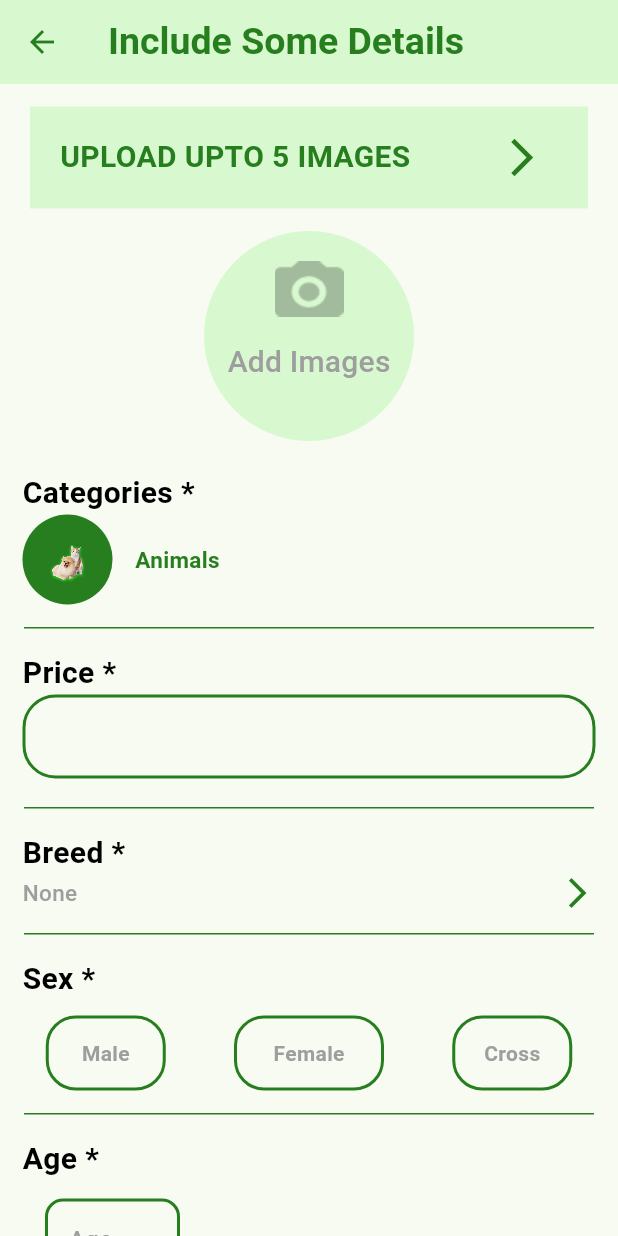
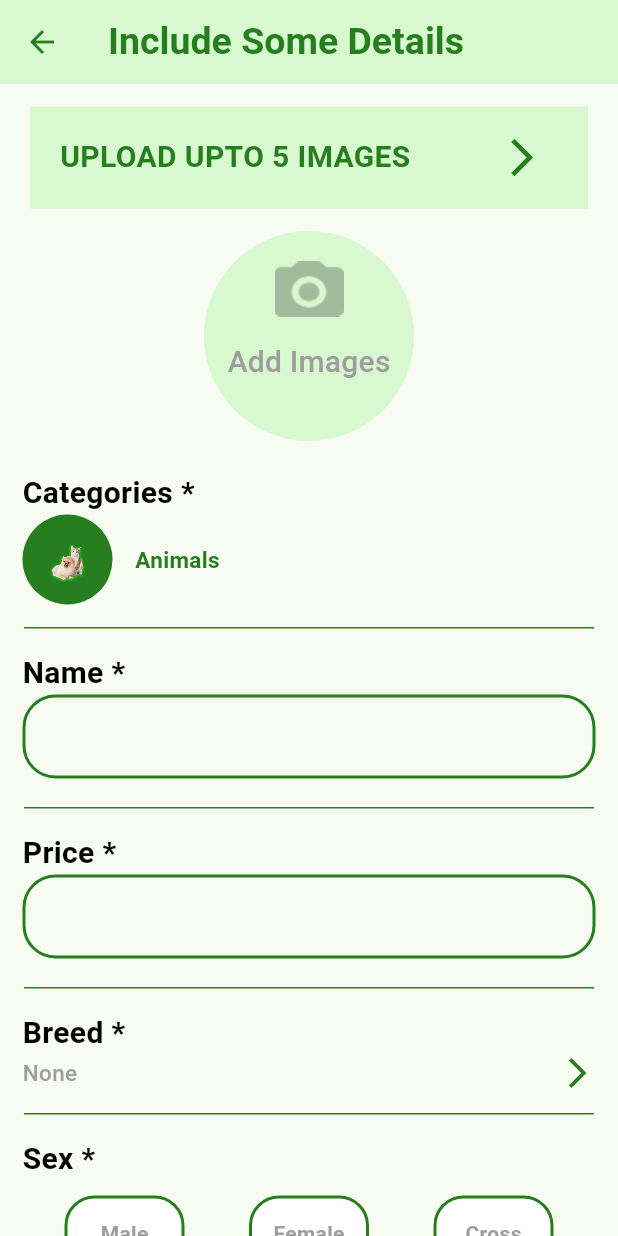
Before and after one commit to mustafalada36/pet_app, a Flutter app: the adDetails screen opened directly, on a phone screen of 412 x 824 dp. Run offline on Flutter 3.47's test engine with Material 3 defaults, Android fonts, the phone set to English and light mode, and no system bars; our stand-ins replace cloud_firestore, curved_navigation_bar, firebase_auth, firebase_core, google_fonts; accounts and stored records are empty.

Commit message:
better getstarted

```diff
--- a/lib/Screens/adDetails.dart
+++ b/lib/Screens/adDetails.dart
@@ -13,6 +13,23 @@ class adDetails extends StatefulWidget {
 }
 
 class _adDetailsState extends State<adDetails> {
+  String selectedBreed = "None";
+  String selectedGender = "";
+  String selectedVaccine = "";
+
+  // Function to update selected gender
+  void _selectGender(String gender) {
+    setState(() {
+      selectedGender = gender;
+    });
+  }
+
+  void _selectVaccine(String vaccine) {
+    setState(() {
+      selectedVaccine = vaccine;
+    });
+  }
+
   @override
   Widget build(BuildContext context) {
     return Scaffold(
@@ -129,6 +146,18 @@ class _adDetailsState extends State<adDetails> {
 
             const lineWidget(),
             const SizedBox(height: 15),
+            textHeading(text: "Name *"),
+            Padding(
+              padding: const EdgeInsets.symmetric(horizontal: 15),
+              child: customTextField(
+                width: double.infinity,
+                height: 60,
+              ),
+            ),
+            const SizedBox(height: 15),
+            const lineWidget(),
+
+            const SizedBox(height: 15),
 
             textHeading(text: "Price *"),
             Padding(
@@ -142,28 +171,74 @@ class _adDetailsState extends State<adDetails> {
             const lineWidget(),
             const SizedBox(height: 15),
             textHeading(text: "Breed *"),
-            const Row(
+            GestureDetector(
+              onTap: () {
+                // Show a modal bottom sheet with options
+                showModalBottomSheet(
+                  context: context,
+                  builder: (BuildContext context) {
+                    return Container(
+                      padding: const EdgeInsets.all(10),
+                      child: Column(
+                        mainAxisSize: MainAxisSize.min,
+                        children: [
+                          ListTile(
+                            title: const Text("Cat"),
+                            onTap: () {
+                              setState(() {
+                                selectedBreed = "Cat";
+                              });
+                              Navigator.pop(
+                                  context); // Close the bottom sheet
+                            },
+                          ),
+                          ListTile(
+                            title: const Text("Dog"),
+                            onTap: () {
+                              setState(() {
+                                selectedBreed = "Dog";
+                              });
+                              Navigator.pop(context);
+                            },
+                          ),
+                          ListTile(
+                            title: const Text("Rabbit"),
+                            onTap: () {
+                              setState(() {
+                                selectedBreed = "Rabbit";
+                              });
+                              Navigator.pop(context);
+                            },
+                          ),
+                        ],
+                      ),
+                    );
+                  },
+                );
+              },
+              child: Row(
                 mainAxisAlignment: MainAxisAlignment.spaceBetween,
                 children: [
                   Padding(
-                  padding: EdgeInsets.symmetric(horizontal: 15),
+                    padding: const EdgeInsets.symmetric(horizontal: 15),
                     child: Text(
-                    "None",
-                    style: TextStyle(
+                      selectedBreed, // Display the selected breed
+                      style: const TextStyle(
                         fontWeight: FontWeight.w500,
                         fontSize: 15,
                         color: Colors.grey,
                       ),
                     ),
                   ),
-                Padding(
+                  const Padding(
                     padding: EdgeInsets.symmetric(horizontal: 15),
                     child: Icon(
                       Icons.arrow_forward_ios_outlined,
                       color: primaryColor,
                     ),
-                )
+                  ),
                 ],
+              ),
             ),
             const SizedBox(height: 15),
             const lineWidget(),
@@ -173,61 +248,77 @@ class _adDetailsState extends State<adDetails> {
             Row(
               mainAxisAlignment: MainAxisAlignment.spaceEvenly,
               children: [
-                Padding(
-                  padding: const EdgeInsets.symmetric(horizontal: 15),
-                  child: GestureDetector(
-                    onTap: () {},
+                GestureDetector(
+                  onTap: () => _selectGender("Male"),
                   child: Container(
                     width: 80,
                     height: 50,
                     decoration: BoxDecoration(
                       borderRadius: BorderRadius.circular(20),
-                          border: Border.all(color: primaryColor, width: 2)),
-                      child: const Center(
+                      color: selectedGender == "Male"
+                          ? primaryColor
+                          : Colors.white, // Dynamic color
+                      border: Border.all(color: primaryColor, width: 2),
+                    ),
+                    child: Center(
                       child: Text(
                         "Male",
                         style: TextStyle(
-                              color: Colors.grey,
-                              fontWeight: FontWeight.bold),
+                          color: selectedGender == "Male"
+                              ? Colors.white
+                              : Colors.grey, // Dynamic text color
+                          fontWeight: FontWeight.bold,
                         ),
                       ),
                     ),
                   ),
                 ),
-                Padding(
-                  padding: const EdgeInsets.symmetric(horizontal: 15),
+                GestureDetector(
+                  onTap: () => _selectGender("Female"),
                   child: Container(
-                    width: 100, // Width from the original customTextField
-                    height: 50, // Height from the original customTextField
+                    width: 80,
+                    height: 50,
                     decoration: BoxDecoration(
                       borderRadius: BorderRadius.circular(20),
+                      color: selectedGender == "Female"
+                          ? primaryColor
+                          : Colors.white, // Dynamic color
                       border: Border.all(color: primaryColor, width: 2),
                     ),
-                    child: const Center(
+                    child: Center(
                       child: Text(
                         "Female",
-                        // Hint text converted to display as regular text
                         style: TextStyle(
-                            color: Colors.grey, fontWeight: FontWeight.bold),
+                          color: selectedGender == "Female"
+                              ? Colors.white
+                              : Colors.grey, // Dynamic text color
+                          fontWeight: FontWeight.bold,
                         ),
                       ),
                     ),
                   ),
-                Padding(
-                  padding: const EdgeInsets.symmetric(horizontal: 15),
+                ),
+                GestureDetector(
+                  onTap: () => _selectGender("Cross"),
                   child: Container(
-                    width: 80, // Width from the original customTextField
-                    height: 50, // Height from the original customTextField
+                    width: 80,
+                    height: 50,
                     decoration: BoxDecoration(
                       borderRadius: BorderRadius.circular(20),
+                      color: selectedGender == "Cross"
+                          ? primaryColor
+                          : Colors.white, // Dynamic color
                       border: Border.all(color: primaryColor, width: 2),
                     ),
-                    child: const Center(
+                    child: Center(
                       child: Text(
                         "Cross",
-                        // Hint text converted to display as regular text
                         style: TextStyle(
-                            color: Colors.grey, fontWeight: FontWeight.bold),
+                          color: selectedGender == "Cross"
+                              ? Colors.white
+                              : Colors.grey, // Dynamic text color
+                          fontWeight: FontWeight.bold,
+                        ),
                       ),
                     ),
                   ),
@@ -271,37 +362,56 @@ class _adDetailsState extends State<adDetails> {
               children: [
                 Padding(
                   padding: const EdgeInsets.symmetric(horizontal: 15),
+                  child: GestureDetector(
+                    onTap: () => _selectVaccine('Yes'),
                     child: Container(
                       width: 80, // Width from the original customTextField
                       height: 50, // Height from the original customTextField
                       decoration: BoxDecoration(
+                        color: selectedVaccine == 'Yes'
+                            ? primaryColor
+                            : Colors.white,
                         borderRadius: BorderRadius.circular(20),
                         border: Border.all(color: primaryColor, width: 2),
                       ),
-                    child: const Center(
+                      child: Center(
                         child: Text(
                           "Yes",
                           // Hint text converted to display as regular text
                           style: TextStyle(
-                            color: Colors.grey, fontWeight: FontWeight.bold),
+                              color: selectedVaccine == 'Yes'
+                                  ? Colors.white
+                                  : Colors.grey,
+                              fontWeight: FontWeight.bold),
+                        ),
                       ),
                     ),
                   ),
                 ),
                 Padding(
                   padding: const EdgeInsets.symmetric(horizontal: 15),
+                  child: GestureDetector(
+                    onTap: () => _selectVaccine('No'),
                     child: Container(
-                    width: 80,
-                    height: 50,
+                      width: 80, // Width from the original customTextField
+                      height: 50, // Height from the original customTextField
                       decoration: BoxDecoration(
+                        color: selectedVaccine == 'No'
+                            ? primaryColor
+                            : Colors.white,
                         borderRadius: BorderRadius.circular(20),
                         border: Border.all(color: primaryColor, width: 2),
                       ),
-                    child: const Center(
+                      child: Center(
                         child: Text(
                           "No",
+                          // Hint text converted to display as regular text
                           style: TextStyle(
-                            color: Colors.grey, fontWeight: FontWeight.bold),
+                              color: selectedVaccine == 'No'
+                                  ? Colors.white
+                                  : Colors.grey,
+                              fontWeight: FontWeight.bold),
+                        ),
                       ),
                     ),
                   ),
```
Lines whose indentation alone changed are shown as unchanged.
